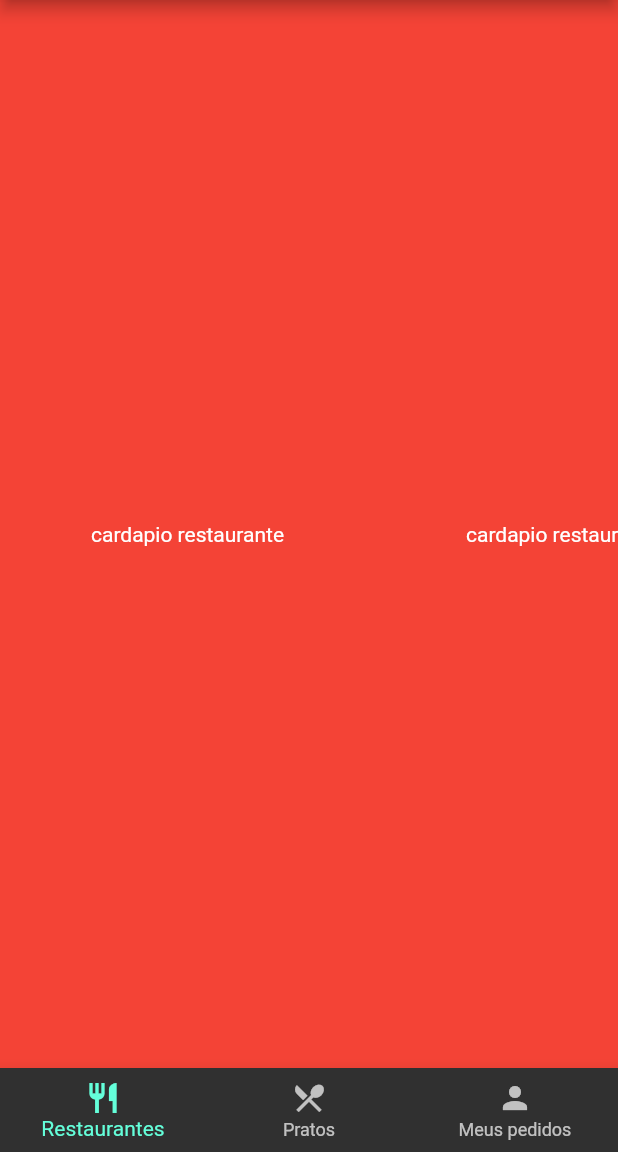
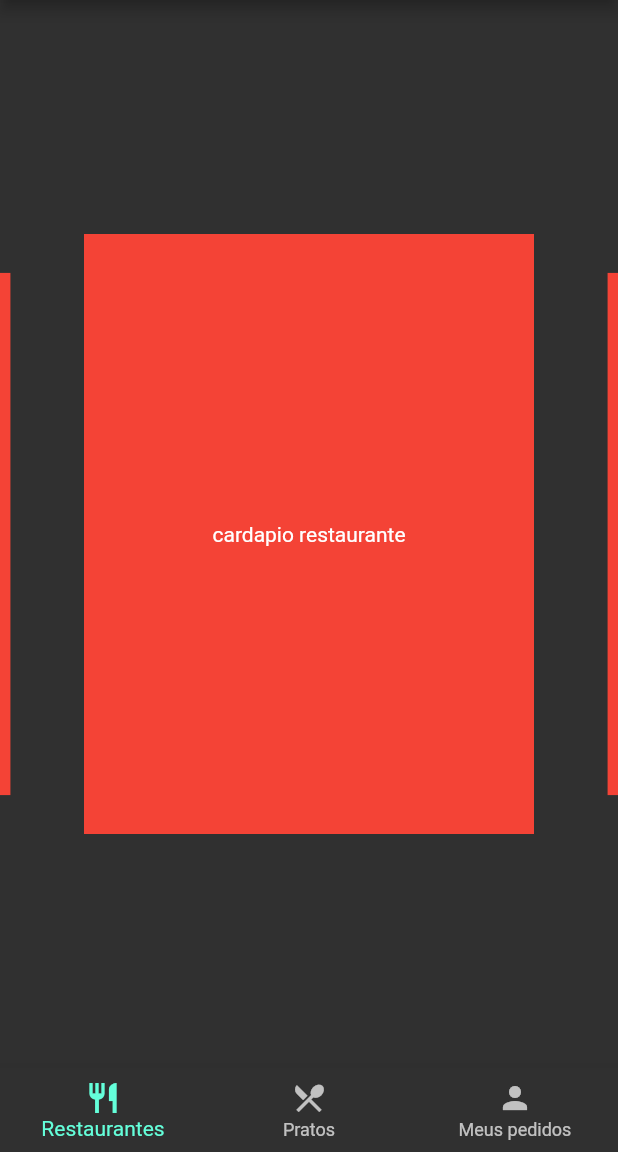
Before and after one commit to menuus/menuus-mobile, a Flutter app: the MenuListing screen opened directly, on a phone screen of 412 x 824 dp, the part 84-1236 px from its top. Run offline on Flutter 3.47's test engine with Material 2 defaults, Android fonts, the phone set to English and light mode, and no system bars; drawn by our look-alikes of carousel_slider; our stand-ins replace font_awesome_flutter, google_fonts.

Commit message:
UPDATE: menu carousel

```diff
--- a/lib/ui/views/restaurants_list_view.dart
+++ b/lib/ui/views/restaurants_list_view.dart
@@ -1,3 +1,4 @@
+import 'package:carousel_slider/carousel_slider.dart';
 import 'package:flutter/material.dart';
 import 'package:menuus_mobile/models/food_model.dart';
 import 'package:menuus_mobile/widgets/food_card.dart';
@@ -12,6 +13,7 @@ class RestaurantListView extends StatefulWidget {
 }
 
 class _RestaurantListViewState extends State<RestaurantListView> {
+
   List<Food> initialFoodList = []
     ..add(Food('comidinha', 'restaurante', 'quasi architecto beatae vitae'))
     ..add(Food('comidao', 'lanchonete', 'accusantium doloremque laudantium'))
@@ -19,21 +21,31 @@ class _RestaurantListViewState extends State<RestaurantListView> {
     ..add(Food('burgao', 'sorveteria', 'veniam, quis nostrum'))
     ..add(Food('cachaça', 'boteco', 'modi tempora incidunt'));
 
+  double _restaurantMenuHeight = 400;
+  double _restaurantMenuWidth = 300;
+
   @override
   Widget build(BuildContext context) {
-    return ListView.builder(
-      scrollDirection: Axis.horizontal,
-      itemCount: 5,
-      itemBuilder: (context, index) {
-        return _restaurantMenu();
-      },
+    return Center(
+      child: CarouselSlider.builder(
+        itemCount: 5,
+        options: CarouselOptions(
+          autoPlay: false,
+          enableInfiniteScroll: true,
+          enlargeCenterPage: true,
+          height: _restaurantMenuHeight,
+          viewportFraction: 0.8,
+        ),
+        itemBuilder: (context, index) {
+          return _restaurantMenu();
+        },
+      ),
     );
   }
 
   Container _restaurantMenu() {
     return Container(
-      height: 400,
-      width: 250,
+      width: _restaurantMenuWidth,
       color: Colors.red,
       child: Center(
         child: Text('cardapio restaurante'),
--- a/pubspec.yaml
+++ b/pubspec.yaml
@@ -22,6 +22,7 @@ dependencies:
   google_fonts: 0.3.10
   font_awesome_flutter: 8.8.1
   cupertino_icons: ^0.1.2
+  carousel_slider: 2.1.0
 
 
 dev_dependencies:
```
Also changed, not shown: pubspec.lock.
